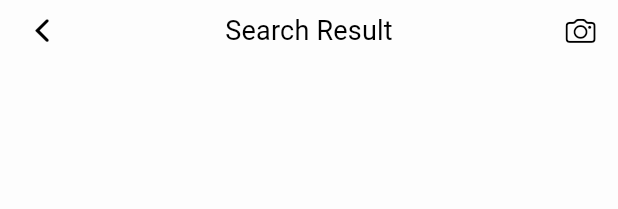
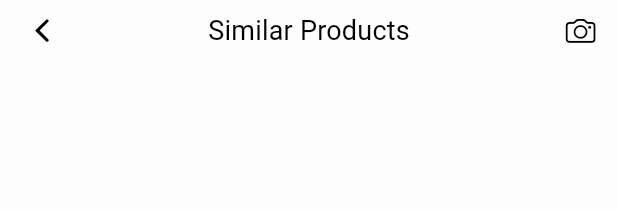
Before and after one commit to Artisan-Nepal/flamingo-mobile, a Flutter app: the ImageSearchScreen widget shown alone on an empty page, opened directly with empty values, on a phone screen of 412 x 824 dp. Shown: the top 209 px of the screen. Run offline on Flutter 3.47's test engine with Material 3 defaults, Android fonts, the phone set to English and light mode, and no system bars; our stand-ins replace cached_network_image, carousel_slider, dio, dropdown_search, flutter_html, flutter_secure_storage and 16 more; missing offline and left inert: khalti_flutter; accounts and stored records are empty; network calls fail; project files that could hold a hidden picture were left out.

Commit message:
fix: image search screen tiitle

```diff
--- a/lib/feature/search/screen/image-search/image_search_screen.dart
+++ b/lib/feature/search/screen/image-search/image_search_screen.dart
@@ -40,7 +40,7 @@ class _ImageSearchScreenState extends State<ImageSearchScreen> {
         builder: (context, viewModel, child) {
           final products = viewModel.imageSearchUseCase.data ?? [];
           return DefaultScreen(
-            appBarTitle: Text('Search Result'),
+            appBarTitle: Text('Similar Products'),
             appBarActions: [
               GestureDetector(
                 onTap: viewModel.imageSearchUseCase.isLoading
```
